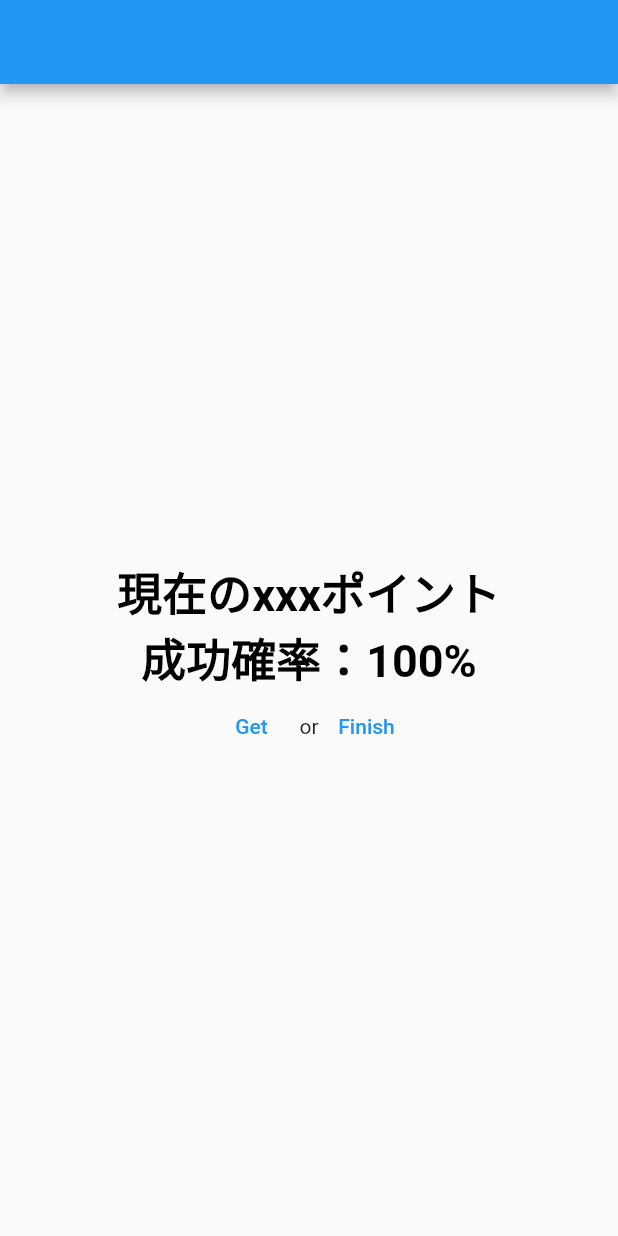
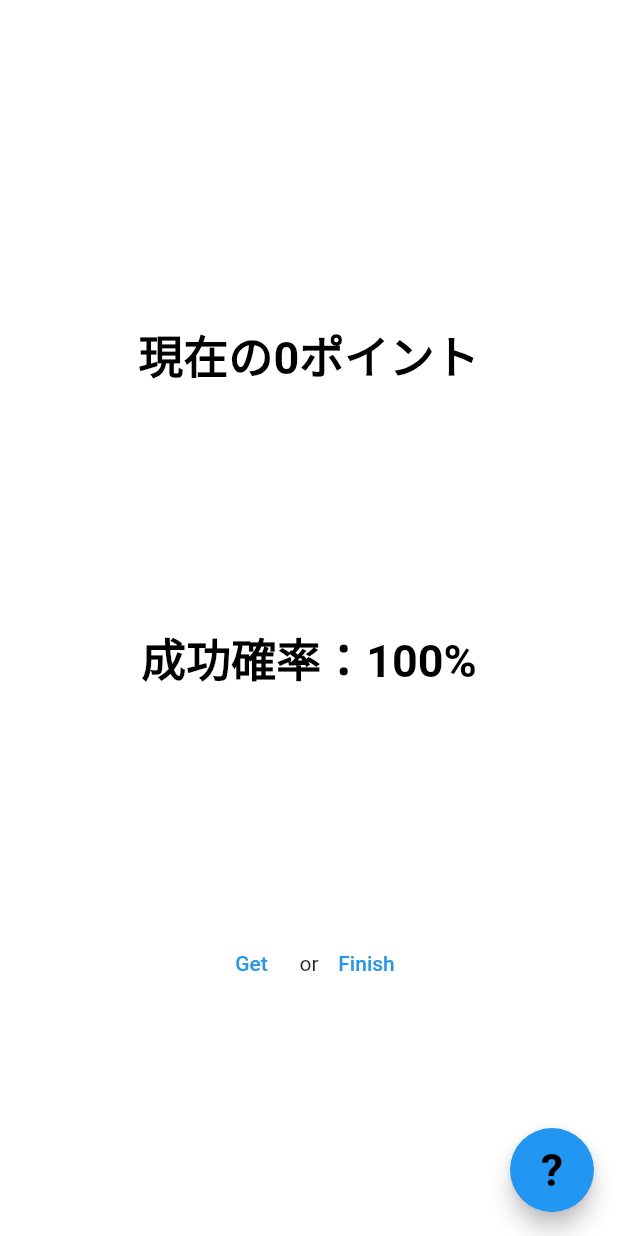
Before and after one commit to iseruuuuu/prize_get_app, a Flutter app: the GameScreen screen opened directly, on a phone screen of 412 x 824 dp. Run offline on Flutter 3.47's test engine with Material 2 defaults, Android fonts, the phone set to English and light mode, and no system bars; our stand-ins replace get, permission_handler; missing offline and left inert: open_settings.

Commit message:
add: GameScreenの関数をいくつか追加

```diff
--- a/lib/screen/game_screen/game_screen.dart
+++ b/lib/screen/game_screen/game_screen.dart
@@ -9,16 +9,18 @@ class GameScreen extends StatelessWidget {
   Widget build(BuildContext context) {
     final controller = Get.put(GameScreenController(), tag: '');
     return Scaffold(
+      backgroundColor: Colors.white,
       appBar: AppBar(
         automaticallyImplyLeading: false,
+        backgroundColor: Colors.white,
+        elevation: 0,
       ),
       body: Center(
         child: Column(
-          mainAxisAlignment: MainAxisAlignment.center,
+          mainAxisAlignment: MainAxisAlignment.spaceEvenly,
           children: [
-            Obx(
-              () => Text(
-                '現在のxxxポイント',
+            Obx(() => Text(
+                '現在の${controller.count}ポイント',
                 style: const TextStyle(
                   fontSize: 30,
                   fontWeight: FontWeight.bold,
@@ -52,6 +54,17 @@ class GameScreen extends StatelessWidget {
           ],
         ),
       ),
+      floatingActionButton: FloatingActionButton(
+        onPressed: () {},
+        child: const Text(
+          '?',
+          style: TextStyle(
+            fontSize: 30,
+            fontWeight: FontWeight.bold,
+            color: Colors.black,
+          ),
+        ),
+      ),
     );
   }
 }
```
Also changed, not shown: lib/screen/game_screen/game_screen_controller.dart (+23 -1 lines).
